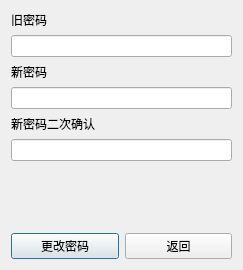
Qt form Library_GUI/duser_key.ui (sigmarising/Library_DataStructure) before a commit.
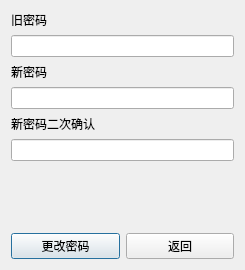
The same form after that commit.

The edit to the form file:
```diff
--- a/Library_GUI/duser_key.ui
+++ b/Library_GUI/duser_key.ui
@@ -6,7 +6,7 @@
    <rect>
     <x>0</x>
     <y>0</y>
-    <width>243</width>
+    <width>245</width>
     <height>270</height>
    </rect>
   </property>
```
